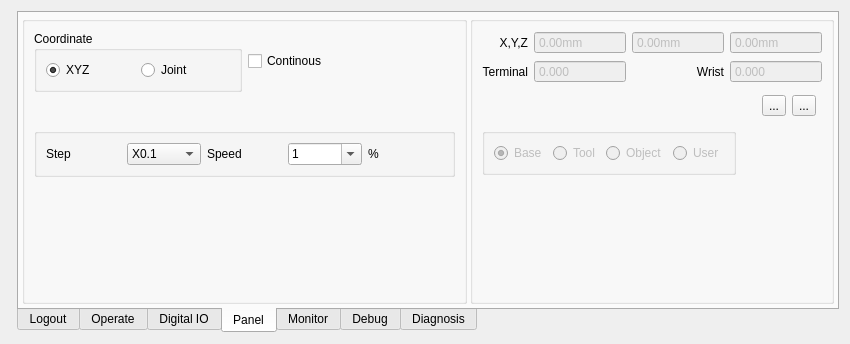
This is source/plugin/t4/t4oppanel.ui in ww4u/mct-t4 as Qt 5 draws it before an edit. The edited form follows.
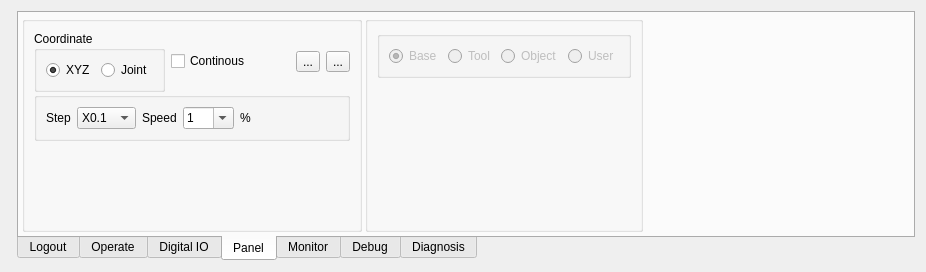
This is the edited form. Icons and pictures are not drawn. Custom widgets are drawn as their Qt base class.

Diff of the .ui file:
```diff
--- a/source/plugin/t4/t4oppanel.ui
+++ b/source/plugin/t4/t4oppanel.ui
@@ -6,8 +6,8 @@
    <rect>
     <x>0</x>
     <y>0</y>
-    <width>850</width>
-    <height>344</height>
+    <width>926</width>
+    <height>252</height>
    </rect>
   </property>
   <property name="windowTitle">
@@ -959,7 +959,7 @@
        <item>
         <widget class="QGroupBox" name="groupBox_6">
          <property name="sizePolicy">
-          <sizepolicy hsizetype="Preferred" vsizetype="Preferred">
+          <sizepolicy hsizetype="Minimum" vsizetype="Preferred">
            <horstretch>0</horstretch>
            <verstretch>0</verstretch>
           </sizepolicy>
@@ -968,6 +968,9 @@
           <string/>
          </property>
          <layout class="QVBoxLayout" name="verticalLayout_3">
+          <property name="spacing">
+           <number>0</number>
+          </property>
           <item>
            <layout class="QHBoxLayout" name="horizontalLayout_12">
             <property name="spacing">
@@ -1018,6 +1021,59 @@
               </property>
              </widget>
             </item>
+            <item>
+             <spacer name="horizontalSpacer_8">
+              <property name="orientation">
+               <enum>Qt::Horizontal</enum>
+              </property>
+              <property name="sizeHint" stdset="0">
+               <size>
+                <width>40</width>
+                <height>20</height>
+               </size>
+              </property>
+             </spacer>
+            </item>
+            <item>
+             <widget class="QToolButton" name="toolSingleEdit">
+              <property name="toolTip">
+               <string>Edit the current item</string>
+              </property>
+              <property name="text">
+               <string>...</string>
+              </property>
+              <property name="icon">
+               <iconset resource="../../../res/res.qrc">
+                <normaloff>:/res/image/icon/54.png</normaloff>:/res/image/icon/54.png</iconset>
+              </property>
+              <property name="iconSize">
+               <size>
+                <width>24</width>
+                <height>24</height>
+               </size>
+              </property>
+             </widget>
+            </item>
+            <item>
+             <widget class="QToolButton" name="toolSingleAdd">
+              <property name="toolTip">
+               <string>Add Below</string>
+              </property>
+              <property name="text">
+               <string>...</string>
+              </property>
+              <property name="icon">
+               <iconset resource="../../../res/res.qrc">
+                <normaloff>:/res/image/icon/addition.png</normaloff>:/res/image/icon/addition.png</iconset>
+              </property>
+              <property name="iconSize">
+               <size>
+                <width>24</width>
+                <height>24</height>
+               </size>
+              </property>
+             </widget>
+            </item>
            </layout>
           </item>
           <item>
@@ -1041,6 +1097,13 @@
              <string/>
             </property>
             <layout class="QGridLayout" name="gridLayout_8">
+             <item row="0" column="0">
+              <widget class="QLabel" name="label_3">
+               <property name="text">
+                <string>Step</string>
+               </property>
+              </widget>
+             </item>
              <item row="0" column="1">
               <widget class="QComboBox" name="cmbStepXx">
                <property name="toolTip">
@@ -1083,10 +1146,17 @@
                </item>
               </widget>
              </item>
-             <item row="0" column="0">
-              <widget class="QLabel" name="label_3">
+             <item row="0" column="4">
+              <widget class="QLabel" name="label_6">
                <property name="text">
-                <string>Step</string>
+                <string>%</string>
+               </property>
+              </widget>
+             </item>
+             <item row="0" column="2">
+              <widget class="QLabel" name="label_5">
+               <property name="text">
+                <string>Speed</string>
                </property>
               </widget>
              </item>
@@ -1125,19 +1195,18 @@
                </item>
               </widget>
              </item>
-             <item row="0" column="2">
-              <widget class="QLabel" name="label_5">
-               <property name="text">
-                <string>Speed</string>
+             <item row="0" column="5">
+              <spacer name="horizontalSpacer">
+               <property name="orientation">
+                <enum>Qt::Horizontal</enum>
                </property>
-              </widget>
-             </item>
-             <item row="0" column="4">
-              <widget class="QLabel" name="label_6">
-               <property name="text">
-                <string>%</string>
+               <property name="sizeHint" stdset="0">
+                <size>
+                 <width>40</width>
+                 <height>20</height>
+                </size>
                </property>
-              </widget>
+              </spacer>
              </item>
             </layout>
            </widget>
@@ -1170,119 +1239,7 @@
           <string/>
          </property>
          <layout class="QGridLayout" name="gridLayout">
-          <item row="3" column="0">
-           <widget class="QGroupBox" name="groupBox_14">
-            <property name="enabled">
-             <bool>false</bool>
-            </property>
-            <property name="title">
-             <string/>
-            </property>
-            <layout class="QHBoxLayout" name="horizontalLayout_7">
-             <item>
-              <widget class="QRadioButton" name="radioButton_5">
-               <property name="text">
-                <string>Base</string>
-               </property>
-               <property name="checked">
-                <bool>true</bool>
-               </property>
-              </widget>
-             </item>
-             <item>
-              <widget class="QRadioButton" name="radioButton_7">
-               <property name="text">
-                <string>Tool</string>
-               </property>
-              </widget>
-             </item>
-             <item>
-              <widget class="QRadioButton" name="radioButton_6">
-               <property name="text">
-                <string>Object</string>
-               </property>
-              </widget>
-             </item>
-             <item>
-              <widget class="QRadioButton" name="radioButton_13">
-               <property name="text">
-                <string>User</string>
-               </property>
-              </widget>
-             </item>
-            </layout>
-           </widget>
-          </item>
-          <item row="1" column="0" colspan="2">
-           <layout class="QHBoxLayout" name="horizontalLayout">
-            <property name="leftMargin">
-             <number>6</number>
-            </property>
-            <property name="topMargin">
-             <number>6</number>
-            </property>
-            <property name="rightMargin">
-             <number>6</number>
-            </property>
-            <property name="bottomMargin">
-             <number>6</number>
-            </property>
-            <item>
-             <spacer name="horizontalSpacer_8">
-              <property name="orientation">
-               <enum>Qt::Horizontal</enum>
-              </property>
-              <property name="sizeHint" stdset="0">
-               <size>
-                <width>40</width>
-                <height>20</height>
-               </size>
-              </property>
-             </spacer>
-            </item>
-            <item>
-             <widget class="QToolButton" name="toolSingleEdit">
-              <property name="toolTip">
-               <string>Edit the current item</string>
-              </property>
-              <property name="text">
-               <string>...</string>
-              </property>
-              <property name="icon">
-               <iconset resource="../../../res/res.qrc">
-                <normaloff>:/res/image/icon/54.png</normaloff>:/res/image/icon/54.png</iconset>
-              </property>
-              <property name="iconSize">
-               <size>
-                <width>24</width>
-                <height>24</height>
-               </size>
-              </property>
-             </widget>
-            </item>
-            <item>
-             <widget class="QToolButton" name="toolSingleAdd">
-              <property name="toolTip">
-               <string>Add Below</string>
-              </property>
-              <property name="text">
-               <string>...</string>
-              </property>
-              <property name="icon">
-               <iconset resource="../../../res/res.qrc">
-                <normaloff>:/res/image/icon/addition.png</normaloff>:/res/image/icon/addition.png</iconset>
-              </property>
-              <property name="iconSize">
-               <size>
-                <width>24</width>
-                <height>24</height>
-               </size>
-              </property>
-             </widget>
-            </item>
-           </layout>
-          </item>
-          <item row="8" column="0">
+          <item row="6" column="0">
            <spacer name="verticalSpacer">
             <property name="orientation">
              <enum>Qt::Vertical</enum>
@@ -1295,205 +1252,7 @@
             </property>
            </spacer>
           </item>
-          <item row="0" column="0" colspan="2">
-           <layout class="QGridLayout" name="gridLayout_7">
-            <item row="0" column="0">
-             <widget class="QLabel" name="label_25">
-              <property name="text">
-               <string>X,Y,Z</string>
-              </property>
-              <property name="alignment">
-               <set>Qt::AlignRight|Qt::AlignTrailing|Qt::AlignVCenter</set>
-              </property>
-             </widget>
-            </item>
-            <item row="1" column="0">
-             <widget class="QLabel" name="label_26">
-              <property name="text">
-               <string>Terminal</string>
-              </property>
-              <property name="alignment">
-               <set>Qt::AlignRight|Qt::AlignTrailing|Qt::AlignVCenter</set>
-              </property>
-             </widget>
-            </item>
-            <item row="0" column="1">
-             <widget class="QDoubleSpinBox" name="spinActX">
-              <property name="enabled">
-               <bool>false</bool>
-              </property>
-              <property name="sizePolicy">
-               <sizepolicy hsizetype="Preferred" vsizetype="Preferred">
-                <horstretch>0</horstretch>
-                <verstretch>0</verstretch>
-               </sizepolicy>
-              </property>
-              <property name="maximumSize">
-               <size>
-                <width>100</width>
-                <height>16777215</height>
-               </size>
-              </property>
-              <property name="buttonSymbols">
-               <enum>QAbstractSpinBox::NoButtons</enum>
-              </property>
-              <property name="suffix">
-               <string>mm</string>
-              </property>
-              <property name="decimals">
-               <number>2</number>
-              </property>
-              <property name="minimum">
-               <double>-1000000.000000000000000</double>
-              </property>
-              <property name="maximum">
-               <double>1000000.000000000000000</double>
-              </property>
-             </widget>
-            </item>
-            <item row="1" column="1">
-             <widget class="QDoubleSpinBox" name="spinActTerminal">
-              <property name="enabled">
-               <bool>false</bool>
-              </property>
-              <property name="sizePolicy">
-               <sizepolicy hsizetype="Preferred" vsizetype="Preferred">
-                <horstretch>0</horstretch>
-                <verstretch>0</verstretch>
-               </sizepolicy>
-              </property>
-              <property name="maximumSize">
-               <size>
-                <width>100</width>
-                <height>16777215</height>
-               </size>
-              </property>
-              <property name="buttonSymbols">
-               <enum>QAbstractSpinBox::NoButtons</enum>
-              </property>
-              <property name="decimals">
-               <number>3</number>
-              </property>
-              <property name="minimum">
-               <double>-1000000.000000000000000</double>
-              </property>
-              <property name="maximum">
-               <double>1000000.000000000000000</double>
-              </property>
-             </widget>
-            </item>
-            <item row="0" column="2">
-             <widget class="QDoubleSpinBox" name="spinActY">
-              <property name="enabled">
-               <bool>false</bool>
-              </property>
-              <property name="sizePolicy">
-               <sizepolicy hsizetype="Preferred" vsizetype="Preferred">
-                <horstretch>0</horstretch>
-                <verstretch>0</verstretch>
-               </sizepolicy>
-              </property>
-              <property name="maximumSize">
-               <size>
-                <width>100</width>
-                <height>16777215</height>
-               </size>
-              </property>
-              <property name="buttonSymbols">
-               <enum>QAbstractSpinBox::NoButtons</enum>
-              </property>
-              <property name="suffix">
-               <string>mm</string>
-              </property>
-              <property name="decimals">
-               <number>2</number>
-              </property>
-              <property name="minimum">
-               <double>-1000000.000000000000000</double>
-              </property>
-              <property name="maximum">
-               <double>1000000.000000000000000</double>
-              </property>
-             </widget>
-            </item>
-            <item row="0" column="3">
-             <widget class="QDoubleSpinBox" name="spinActZ">
-              <property name="enabled">
-               <bool>false</bool>
-              </property>
-              <property name="sizePolicy">
-               <sizepolicy hsizetype="Preferred" vsizetype="Preferred">
-                <horstretch>0</horstretch>
-                <verstretch>0</verstretch>
-               </sizepolicy>
-              </property>
-              <property name="maximumSize">
-               <size>
-                <width>100</width>
-                <height>16777215</height>
-               </size>
-              </property>
-              <property name="buttonSymbols">
-               <enum>QAbstractSpinBox::NoButtons</enum>
-              </property>
-              <property name="suffix">
-               <string>mm</string>
-              </property>
-              <property name="decimals">
-               <number>2</number>
-              </property>
-              <property name="minimum">
-               <double>-1000000.000000000000000</double>
-              </property>
-              <property name="maximum">
-               <double>1000000.000000000000000</double>
-              </property>
-             </widget>
-            </item>
-            <item row="1" column="2">
-             <widget class="QLabel" name="label_27">
-              <property name="text">
-               <string>Wrist</string>
-              </property>
-              <property name="alignment">
-               <set>Qt::AlignRight|Qt::AlignTrailing|Qt::AlignVCenter</set>
-              </property>
-             </widget>
-            </item>
-            <item row="1" column="3">
-             <widget class="QDoubleSpinBox" name="spinActWrist">
-              <property name="enabled">
-               <bool>false</bool>
-              </property>
-              <property name="sizePolicy">
-               <sizepolicy hsizetype="Preferred" vsizetype="Preferred">
-                <horstretch>0</horstretch>
-                <verstretch>0</verstretch>
-               </sizepolicy>
-              </property>
-              <property name="maximumSize">
-               <size>
-                <width>100</width>
-                <height>16777215</height>
-               </size>
-              </property>
-              <property name="buttonSymbols">
-               <enum>QAbstractSpinBox::NoButtons</enum>
-              </property>
-              <property name="decimals">
-               <number>3</number>
-              </property>
-              <property name="minimum">
-               <double>-1000000.000000000000000</double>
-              </property>
-              <property name="maximum">
-               <double>1000000.000000000000000</double>
-              </property>
-             </widget>
-            </item>
-           </layout>
-          </item>
-          <item row="5" column="0">
+          <item row="3" column="0">
            <widget class="QLabel" name="label_2">
             <property name="maximumSize">
              <size>
@@ -1518,9 +1277,65 @@
             </property>
            </widget>
           </item>
+          <item row="1" column="0">
+           <widget class="QGroupBox" name="groupBox_14">
+            <property name="enabled">
+             <bool>false</bool>
+            </property>
+            <property name="title">
+             <string/>
+            </property>
+            <layout class="QHBoxLayout" name="horizontalLayout_7">
+             <item>
+              <widget class="QRadioButton" name="radioButton_5">
+               <property name="text">
+                <string>Base</string>
+               </property>
+               <property name="checked">
+                <bool>true</bool>
+               </property>
+              </widget>
+             </item>
+             <item>
+              <widget class="QRadioButton" name="radioButton_7">
+               <property name="text">
+                <string>Tool</string>
+               </property>
+              </widget>
+             </item>
+             <item>
+              <widget class="QRadioButton" name="radioButton_6">
+               <property name="text">
+                <string>Object</string>
+               </property>
+              </widget>
+             </item>
+             <item>
+              <widget class="QRadioButton" name="radioButton_13">
+               <property name="text">
+                <string>User</string>
+               </property>
+              </widget>
+             </item>
+            </layout>
+           </widget>
+          </item>
          </layout>
         </widget>
        </item>
+       <item>
+        <spacer name="horizontalSpacer_2">
+         <property name="orientation">
+          <enum>Qt::Horizontal</enum>
+         </property>
+         <property name="sizeHint" stdset="0">
+          <size>
+           <width>40</width>
+           <height>20</height>
+          </size>
+         </property>
+        </spacer>
+       </item>
       </layout>
      </widget>
      <widget class="QWidget" name="tab_5">
@@ -1559,8 +1374,8 @@
            <rect>
             <x>0</x>
             <y>0</y>
-            <width>802</width>
-            <height>300</height>
+            <width>884</width>
+            <height>208</height>
            </rect>
           </property>
           <property name="contextMenuPolicy">
@@ -1812,7 +1627,7 @@
               <double>1000000.000000000000000</double>
              </property>
              <property name="value">
-              <double>1.000000000000000</double>
+              <double>0.000000000000000</double>
              </property>
             </widget>
            </item>
@@ -2232,7 +2047,7 @@
          </property>
          <property name="icon">
           <iconset resource="../../../res/res.qrc">
-           <normaloff>:/res/image/icon/delete.png</normaloff>:/res/image/icon/delete.png</iconset>
+           <normaloff>:/res/image/icon/trash.png</normaloff>:/res/image/icon/trash.png</iconset>
          </property>
         </widget>
        </item>
@@ -2286,19 +2101,6 @@
      </widget>
     </widget>
    </item>
-   <item row="0" column="2">
-    <spacer name="horizontalSpacer_2">
-     <property name="orientation">
-      <enum>Qt::Horizontal</enum>
-     </property>
-     <property name="sizeHint" stdset="0">
-      <size>
-       <width>40</width>
-       <height>20</height>
-      </size>
-     </property>
-    </spacer>
-   </item>
   </layout>
  </widget>
  <customwidgets>
```
